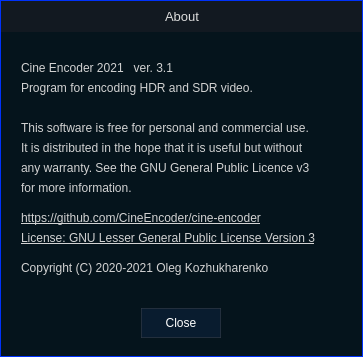
Old version of the form app/about.ui in the repository TotalCaesar659/cine-encoder.
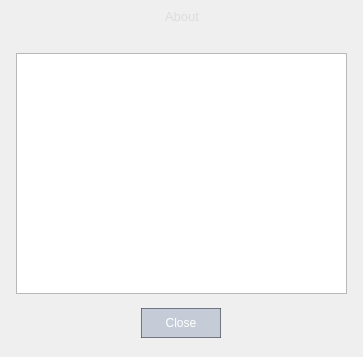
New version of the form. Icons and pictures are not drawn.

```diff
--- a/app/about.ui
+++ b/app/about.ui
@@ -38,9 +38,6 @@
    <iconset resource="files.qrc">
     <normaloff>:/20x20/icons/20x20/cil-comment-bubble.png</normaloff>:/20x20/icons/20x20/cil-comment-bubble.png</iconset>
   </property>
-  <property name="styleSheet">
-   <string notr="true">background: rgb(0, 50, 250)</string>
-  </property>
   <property name="locale">
    <locale language="English" country="UnitedStates"/>
   </property>
@@ -62,9 +59,6 @@
    </property>
    <item row="0" column="0">
     <widget class="QWidget" name="widget" native="true">
-     <property name="styleSheet">
-      <string notr="true">background: rgb(0, 50, 250)</string>
-     </property>
      <layout class="QGridLayout" name="gridLayout_3">
       <property name="leftMargin">
        <number>1</number>
@@ -95,14 +89,6 @@
           <height>357</height>
          </size>
         </property>
-        <property name="styleSheet">
-         <string notr="true">QFrame {
-	background-color: rgb(5, 20, 28);
-}
-QLabel {
-	color: rgb(210, 210, 210);
-}</string>
-        </property>
         <property name="frameShape">
          <enum>QFrame::NoFrame</enum>
         </property>
@@ -185,188 +171,21 @@
              <string>Close</string>
             </property>
            </widget>
-           <widget class="QLabel" name="label_credits_18">
+           <widget class="QTextBrowser" name="textBrowser">
             <property name="geometry">
              <rect>
-              <x>20</x>
-              <y>220</y>
-              <width>321</width>
-              <height>20</height>
+              <x>15</x>
+              <y>15</y>
+              <width>331</width>
+              <height>241</height>
              </rect>
             </property>
-            <property name="styleSheet">
-             <string notr="true"/>
-            </property>
-            <property name="text">
-             <string>Copyright (C) 2020-2021 Oleg Kozhukharenko</string>
-            </property>
-           </widget>
-           <widget class="QLabel" name="label_12">
-            <property name="enabled">
-             <bool>true</bool>
-            </property>
-            <property name="geometry">
-             <rect>
-              <x>20</x>
-              <y>190</y>
-              <width>321</width>
-              <height>20</height>
-             </rect>
-            </property>
-            <property name="font">
-             <font>
-              <underline>true</underline>
-             </font>
-            </property>
-            <property name="styleSheet">
-             <string notr="true"/>
-            </property>
-            <property name="frameShape">
-             <enum>QFrame::NoFrame</enum>
-            </property>
-            <property name="text">
-             <string>License: GNU Lesser General Public License Version 3</string>
-            </property>
-            <property name="textFormat">
-             <enum>Qt::RichText</enum>
-            </property>
-            <property name="openExternalLinks">
-             <bool>true</bool>
-            </property>
-            <property name="textInteractionFlags">
-             <set>Qt::TextBrowserInteraction</set>
-            </property>
-           </widget>
-           <widget class="QLabel" name="label_11">
-            <property name="enabled">
-             <bool>true</bool>
-            </property>
-            <property name="geometry">
-             <rect>
-              <x>20</x>
-              <y>170</y>
-              <width>321</width>
-              <height>20</height>
-             </rect>
-            </property>
-            <property name="font">
-             <font>
-              <underline>true</underline>
-             </font>
-            </property>
-            <property name="styleSheet">
-             <string notr="true"/>
-            </property>
-            <property name="frameShape">
-             <enum>QFrame::NoFrame</enum>
-            </property>
-            <property name="text">
-             <string>https://github.com/CineEncoder/cine-encoder</string>
-            </property>
-            <property name="textFormat">
-             <enum>Qt::RichText</enum>
-            </property>
-            <property name="openExternalLinks">
-             <bool>true</bool>
-            </property>
-            <property name="textInteractionFlags">
-             <set>Qt::TextBrowserInteraction</set>
-            </property>
-           </widget>
-           <widget class="QLabel" name="label_credits_19">
-            <property name="geometry">
-             <rect>
-              <x>20</x>
-              <y>140</y>
-              <width>321</width>
-              <height>20</height>
-             </rect>
-            </property>
-            <property name="styleSheet">
-             <string notr="true"/>
-            </property>
-            <property name="text">
-             <string>for more information.</string>
-            </property>
-           </widget>
-           <widget class="QLabel" name="label_credits_22">
-            <property name="geometry">
-             <rect>
-              <x>20</x>
-              <y>120</y>
-              <width>321</width>
-              <height>20</height>
-             </rect>
-            </property>
-            <property name="styleSheet">
-             <string notr="true"/>
-            </property>
-            <property name="text">
-             <string>any warranty. See the GNU General Public Licence v3 </string>
-            </property>
-           </widget>
-           <widget class="QLabel" name="label_credits_20">
-            <property name="geometry">
-             <rect>
-              <x>20</x>
-              <y>100</y>
-              <width>321</width>
-              <height>20</height>
-             </rect>
-            </property>
-            <property name="styleSheet">
-             <string notr="true"/>
-            </property>
-            <property name="text">
-             <string>It is distributed in the hope that it is useful but without</string>
-            </property>
-           </widget>
-           <widget class="QLabel" name="label_credits_21">
-            <property name="geometry">
-             <rect>
-              <x>20</x>
-              <y>80</y>
-              <width>321</width>
-              <height>20</height>
-             </rect>
-            </property>
-            <property name="styleSheet">
-             <string notr="true"/>
-            </property>
-            <property name="text">
-             <string>This software is free for personal and commercial use.</string>
-            </property>
-           </widget>
-           <widget class="QLabel" name="label_credits_17">
-            <property name="geometry">
-             <rect>
-              <x>20</x>
-              <y>40</y>
-              <width>321</width>
-              <height>20</height>
-             </rect>
-            </property>
-            <property name="styleSheet">
-             <string notr="true"/>
-            </property>
-            <property name="text">
-             <string>Program for encoding HDR and SDR video.</string>
-            </property>
-           </widget>
-           <widget class="QLabel" name="label_credits_15">
-            <property name="geometry">
-             <rect>
-              <x>20</x>
-              <y>20</y>
-              <width>321</width>
-              <height>20</height>
-             </rect>
-            </property>
-            <property name="styleSheet">
-             <string notr="true"/>
-            </property>
-            <property name="text">
-             <string>Cine Encoder 2021   ver. 3.1</string>
+            <property name="html">
+             <string>&lt;!DOCTYPE HTML PUBLIC &quot;-//W3C//DTD HTML 4.0//EN&quot; &quot;http://www.w3.org/TR/REC-html40/strict.dtd&quot;&gt;
+&lt;html&gt;&lt;head&gt;&lt;meta name=&quot;qrichtext&quot; content=&quot;1&quot; /&gt;&lt;style type=&quot;text/css&quot;&gt;
+p, li { white-space: pre-wrap; }
+&lt;/style&gt;&lt;/head&gt;&lt;body style=&quot; font-family:'Cantarell'; font-size:10pt; font-weight:400; font-style:normal;&quot;&gt;
+&lt;p style=&quot;-qt-paragraph-type:empty; margin-top:0px; margin-bottom:0px; margin-left:0px; margin-right:0px; -qt-block-indent:0; text-indent:0px;&quot;&gt;&lt;br /&gt;&lt;/p&gt;&lt;/body&gt;&lt;/html&gt;</string>
             </property>
            </widget>
           </widget>
@@ -391,9 +210,6 @@
            <property name="acceptDrops">
             <bool>false</bool>
            </property>
-           <property name="styleSheet">
-            <string notr="true">background-color: rgba(27, 29, 35, 150)</string>
-           </property>
            <property name="frameShape">
             <enum>QFrame::NoFrame</enum>
            </property>
```
